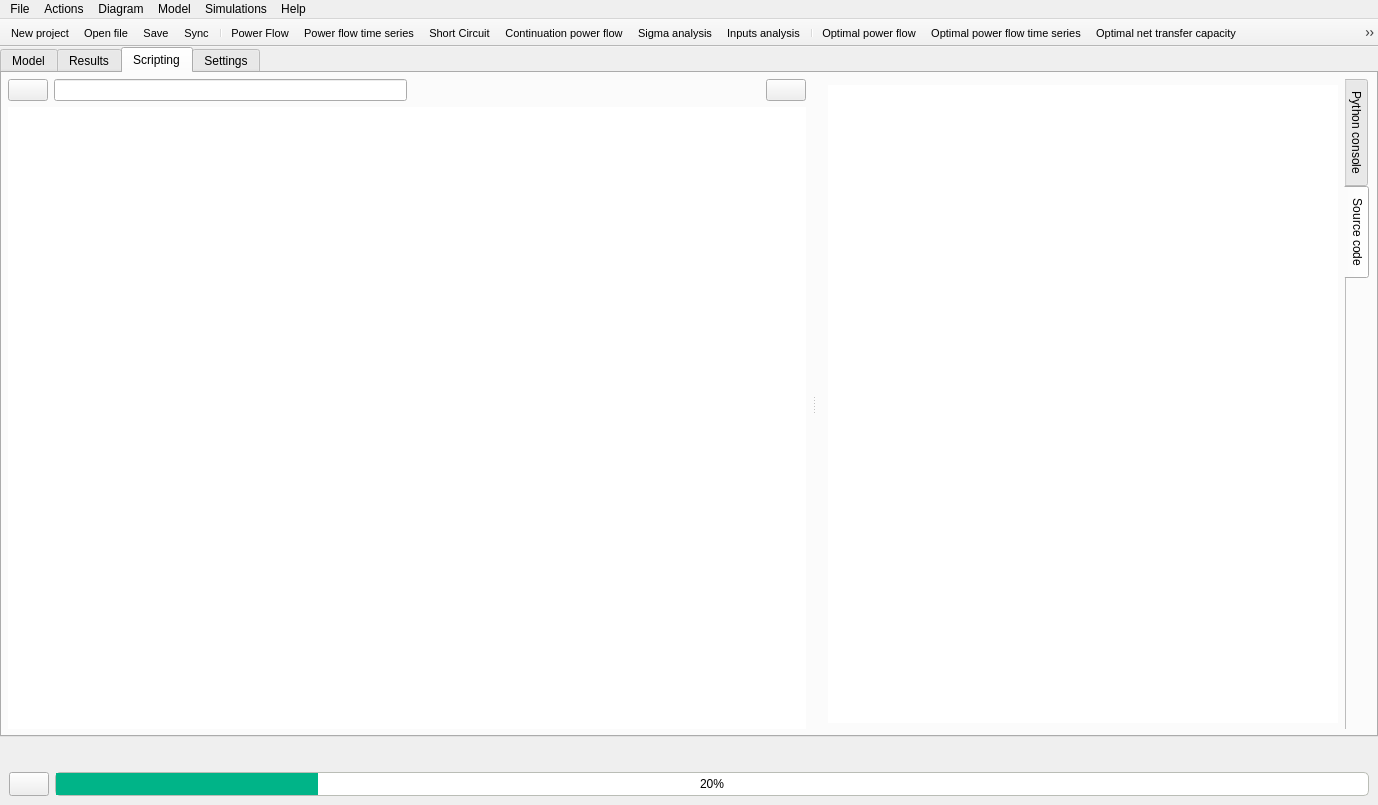
First picture: the form in src/GridCal/Gui/Main/MainWindow.ui, repository SanPen/GridCal, before the edit.
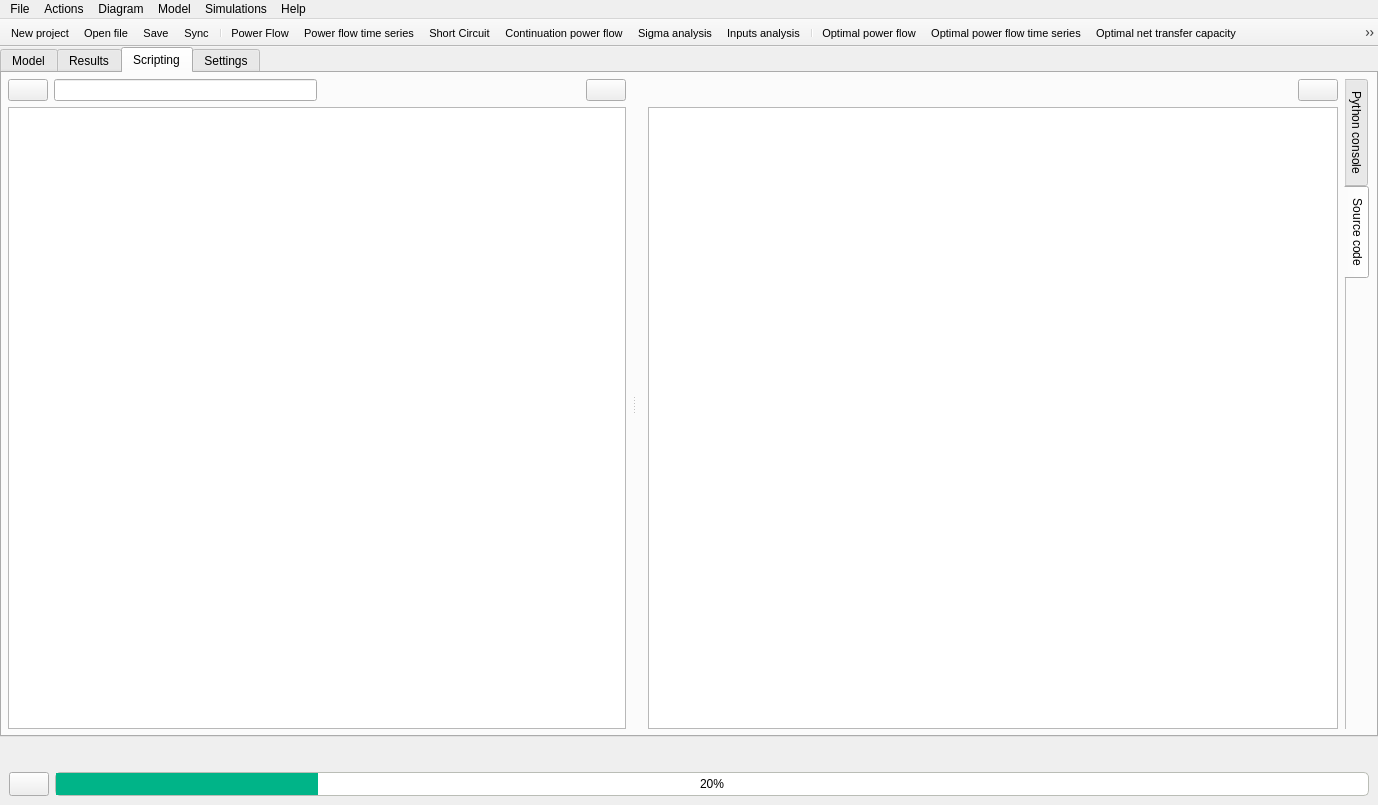
Second picture: the form after the edit. The open tabs and pages were chosen to show the change. Icons and pictures are not drawn.

Commit message: Improved GUI styling Added delete source code button

What changed in the file:
```diff
--- a/src/GridCal/Gui/Main/MainWindow.ui
+++ b/src/GridCal/Gui/Main/MainWindow.ui
@@ -2390,7 +2390,7 @@
                <item>
                 <widget class="QPlainTextEdit" name="sourceCodeTextEdit">
                  <property name="frameShape">
-                  <enum>QFrame::NoFrame</enum>
+                  <enum>QFrame::StyledPanel</enum>
                  </property>
                 </widget>
                </item>
@@ -2473,18 +2473,69 @@
                      <number>6</number>
                     </property>
                     <property name="topMargin">
-                     <number>6</number>
+                     <number>0</number>
                     </property>
                     <property name="rightMargin">
                      <number>6</number>
                     </property>
                     <property name="bottomMargin">
-                     <number>6</number>
+                     <number>0</number>
                     </property>
                     <item>
-                     <widget class="QTreeView" name="sourceCodeTreeView">
+                     <widget class="QFrame" name="frame_63">
                       <property name="frameShape">
                        <enum>QFrame::NoFrame</enum>
+                      </property>
+                      <property name="frameShadow">
+                       <enum>QFrame::Raised</enum>
+                      </property>
+                      <layout class="QHBoxLayout" name="horizontalLayout_27">
+                       <property name="leftMargin">
+                        <number>0</number>
+                       </property>
+                       <property name="topMargin">
+                        <number>0</number>
+                       </property>
+                       <property name="rightMargin">
+                        <number>0</number>
+                       </property>
+                       <property name="bottomMargin">
+                        <number>0</number>
+                       </property>
+                       <item>
+                        <spacer name="horizontalSpacer_4">
+                         <property name="orientation">
+                          <enum>Qt::Horizontal</enum>
+                         </property>
+                         <property name="sizeHint" stdset="0">
+                          <size>
+                           <width>434</width>
+                           <height>20</height>
+                          </size>
+                         </property>
+                        </spacer>
+                       </item>
+                       <item>
+                        <widget class="QPushButton" name="deleteSourceCodeFileButton">
+                         <property name="toolTip">
+                          <string>Delete source code file</string>
+                         </property>
+                         <property name="text">
+                          <string/>
+                         </property>
+                         <property name="icon">
+                          <iconset resource="icons.qrc">
+                           <normaloff>:/Icons/icons/delete3.svg</normaloff>:/Icons/icons/delete3.svg</iconset>
+                         </property>
+                        </widget>
+                       </item>
+                      </layout>
+                     </widget>
+                    </item>
+                    <item>
+                     <widget class="QTreeView" name="sourceCodeTreeView">
+                      <property name="frameShape">
+                       <enum>QFrame::StyledPanel</enum>
                       </property>
                      </widget>
                     </item>
```
Left out of the diff: 8 changed lines with no effect on the pictures. The commit also changes 4 other files.
